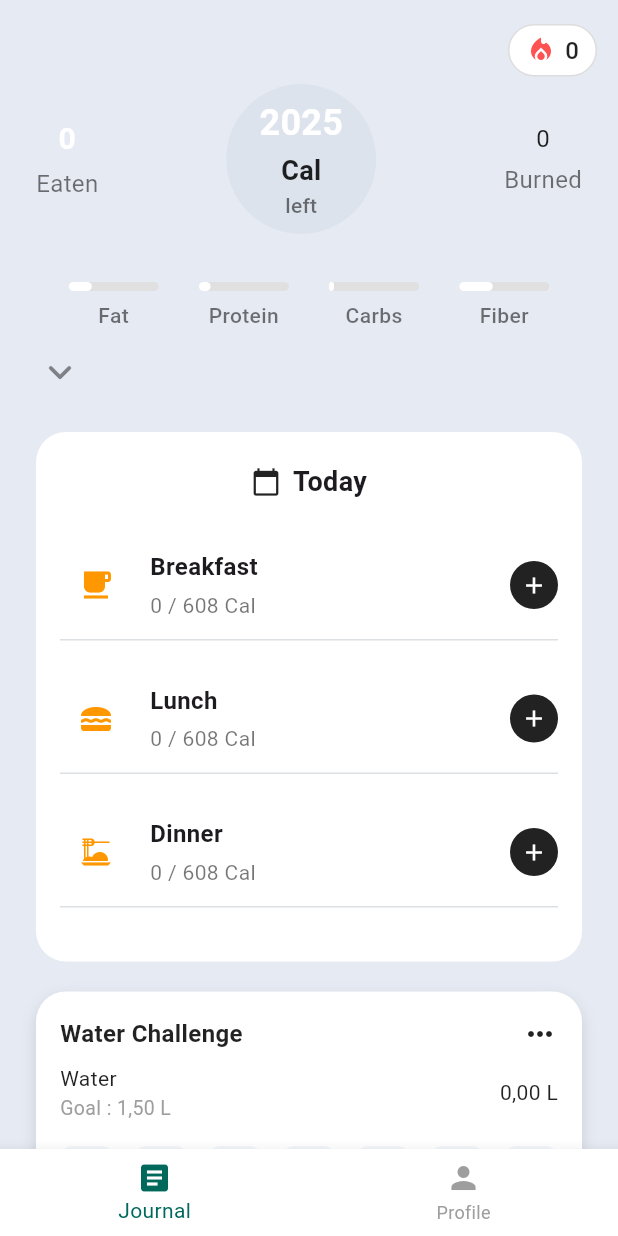
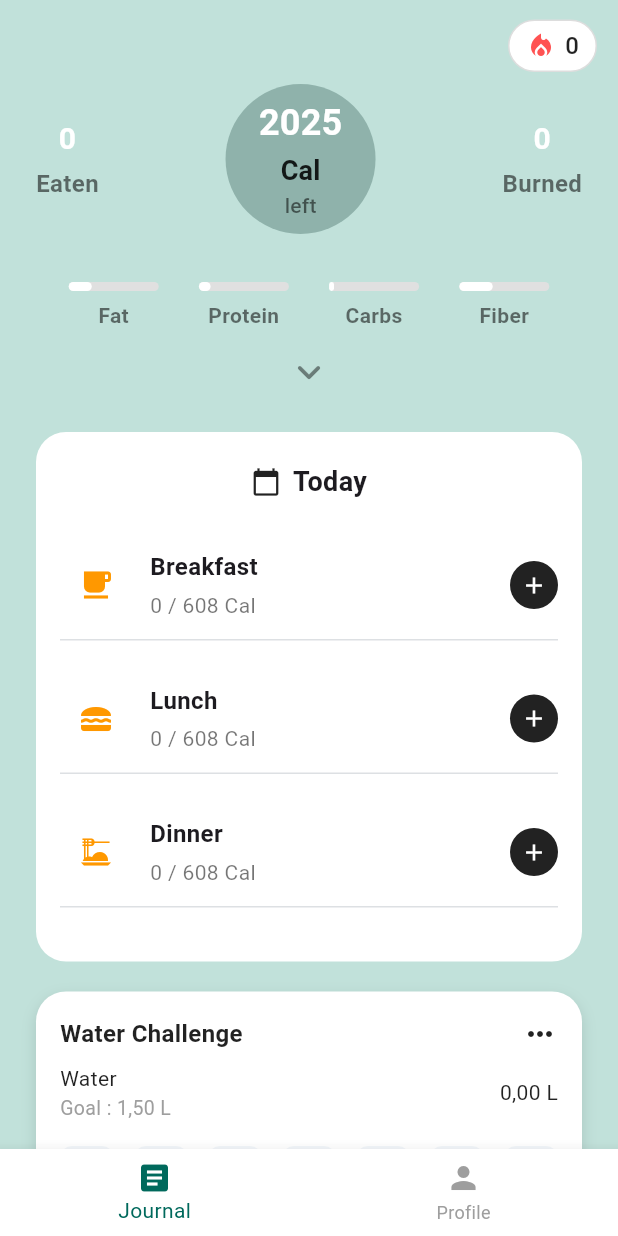
Before and after one commit to TaVanDuc2005/FitTracker, a Flutter app: the screen it shows after launch, on a phone screen of 412 x 824 dp. Run offline on Flutter 3.47's test engine with Material 3 defaults, Android fonts, the phone set to English and light mode, and no system bars; our stand-ins replace fl_chart, image_picker.

Commit message:
Update journal_screen.dart
Sửa nền, chỉnh arrow

```diff
--- a/fittracker_source/lib/Screens/active_screen/journal/journal_screen.dart
+++ b/fittracker_source/lib/Screens/active_screen/journal/journal_screen.dart
@@ -91,7 +91,7 @@ class _JournalScreenState extends State<JournalScreen> {
     ];
 
     return Scaffold(
-      backgroundColor: const Color(0xFFE6EAF3),
+      backgroundColor: const Color.fromARGB(255, 193, 225, 218),
       body: SafeArea(
         child: SingleChildScrollView(
           padding: const EdgeInsets.fromLTRB(24, 24, 24, 24),
@@ -118,7 +118,7 @@ class _JournalScreenState extends State<JournalScreen> {
                       SizedBox(height: 4),
                       Text(
                         "Eaten",
-                        style: TextStyle(fontSize: 16, color: Colors.black54),
+                        style: TextStyle(fontSize: 16, fontWeight: FontWeight.bold, color: Colors.black54),
                       ),
                     ],
                   ),
@@ -128,7 +128,7 @@ class _JournalScreenState extends State<JournalScreen> {
                     children: const [
                       CircleAvatar(
                         radius: 50,
-                        backgroundColor: Color(0xFFDDE3EC),
+                        backgroundColor: Color.fromARGB(255, 143, 178, 171),
                         child: Column(
                           mainAxisAlignment: MainAxisAlignment.center,
                           children: [
@@ -170,8 +170,9 @@ class _JournalScreenState extends State<JournalScreen> {
                           Text(
                             "0",
                             style: TextStyle(
-                              fontSize: 16,
-                              color: Colors.black87,
+                              fontSize: 20,
+                              fontWeight: FontWeight.bold,
+                              color: Colors.white,
                             ),
                           ),
                           SizedBox(height: 4),
@@ -179,6 +180,7 @@ class _JournalScreenState extends State<JournalScreen> {
                             "Burned",
                             style: TextStyle(
                               fontSize: 16,
+                              fontWeight: FontWeight.bold,
                               color: Colors.black54,
                             ),
                           ),
@@ -250,13 +252,15 @@ class _JournalScreenState extends State<JournalScreen> {
                     _isMacroExpanded = !_isMacroExpanded;
                   });
                 },
-                child: Icon(
+                child: Center(
+                  child: Icon(
                   _isMacroExpanded
                       ? Icons.keyboard_arrow_up_rounded
                       : Icons.keyboard_arrow_down_rounded,
                   size: 32,
                   color: Colors.black45,
-                ),
+                  ),
+                )
               ),
 
               // Detailed view (sử dụng dữ liệu chung)
@@ -438,7 +442,7 @@ class _SimpleMacroItem extends StatelessWidget {
             style: const TextStyle(
               fontSize: 14,
               color: Colors.black54,
-              fontWeight: FontWeight.w500,
+              fontWeight: FontWeight.bold,
             ),
             textAlign: TextAlign.center, // Center align text
           ),
```
